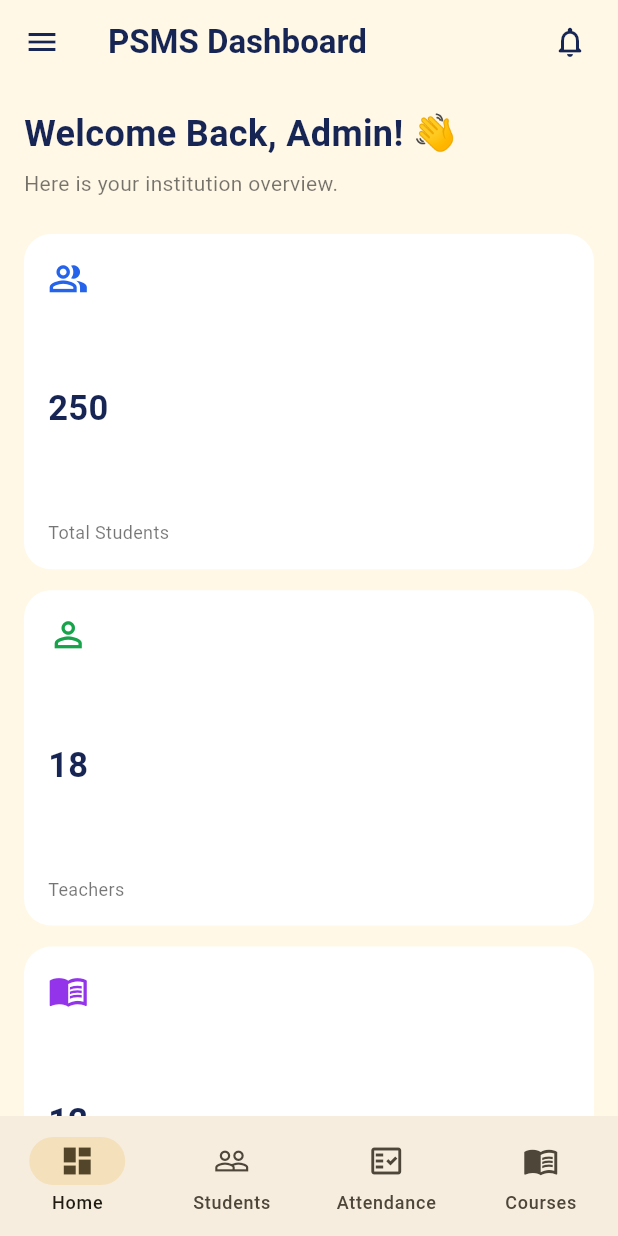
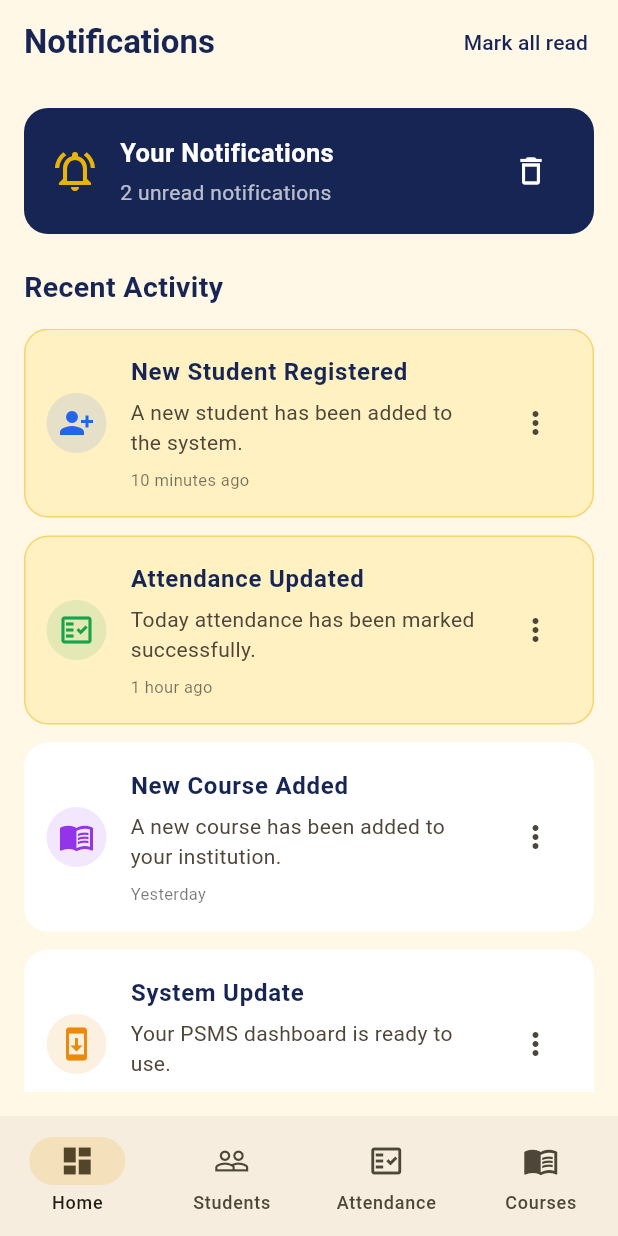
Before and after one commit to faraaz-ahmmed/professional-student-management-system, a Flutter app: the screen it shows after launch, after a tap on "Login", after a tap on the "notifications none" icon, on a phone screen of 412 x 824 dp. Run offline on Flutter 3.47's test engine with Material 3 defaults, Android fonts, the phone set to English and light mode, and no system bars.

Commit message:
notifications screen add

```diff
--- a/lib/views/dashboard/dashboard_screen.dart
+++ b/lib/views/dashboard/dashboard_screen.dart
@@ -6,6 +6,7 @@ import '../students/student_management_screen.dart';
 import '../attendance/attendance_screen.dart';
 import '../courses/courses_screen.dart';
 import '../reports/reports_screen.dart';
+import '../notifications/notifications_screen.dart';
 
 class DashboardScreen extends StatefulWidget {
   const DashboardScreen({super.key});
@@ -23,6 +24,7 @@ class _DashboardScreenState extends State<DashboardScreen> {
     'Attendance',
     'Courses',
     'Reports',
+    'Notifications',
   ];
 
   final List<IconData> icons = [
@@ -31,14 +33,7 @@ class _DashboardScreenState extends State<DashboardScreen> {
     Icons.fact_check_outlined,
     Icons.menu_book_outlined,
     Icons.bar_chart_outlined,
-  ];
-
-  final List<Widget> pages = const [
-    SizedBox.shrink(),
-    StudentManagementScreen(),
-    AttendanceScreen(),
-    CoursesScreen(),
-    ReportsScreen(),
+    Icons.notifications_none,
   ];
 
   void selectPage(int index) {
@@ -60,18 +55,16 @@ class _DashboardScreenState extends State<DashboardScreen> {
                   ),
                   actions: [
                     IconButton(
-                      onPressed: () {},
+                      onPressed: () => selectPage(5),
                       icon: const Icon(Icons.notifications_none_rounded),
                     ),
                     const SizedBox(width: 8),
                   ],
                 )
               : null,
-
           drawer: !isDesktop && selectedIndex == 0
               ? _buildDrawer()
               : null,
-
           body: isDesktop
               ? Row(
                   children: [
@@ -80,7 +73,6 @@ class _DashboardScreenState extends State<DashboardScreen> {
                   ],
                 )
               : _buildPages(),
-
           bottomNavigationBar: isDesktop
               ? null
               : NavigationBar(
@@ -117,9 +109,13 @@ class _DashboardScreenState extends State<DashboardScreen> {
   Widget _buildPages() {
     return IndexedStack(
       index: selectedIndex,
-      children: [
-        _buildDashboard(),
-        ...pages.skip(1),
+      children: const [
+        _DashboardHome(),
+        StudentManagementScreen(),
+        AttendanceScreen(),
+        CoursesScreen(),
+        ReportsScreen(),
+        NotificationsScreen(),
       ],
     );
   }
@@ -159,10 +155,8 @@ class _DashboardScreenState extends State<DashboardScreen> {
               ),
             ),
             const Divider(color: Colors.white24),
-
             for (int i = 0; i < titles.length; i++)
               _navigationItem(i),
-
             const Spacer(),
             const Divider(color: Colors.white24),
             ListTile(
@@ -270,8 +264,13 @@ class _DashboardScreenState extends State<DashboardScreen> {
       (route) => false,
     );
   }
+}
 
-  Widget _buildDashboard() {
+class _DashboardHome extends StatelessWidget {
+  const _DashboardHome();
+
+  @override
+  Widget build(BuildContext context) {
     return LayoutBuilder(
       builder: (context, constraints) {
         final width = constraints.maxWidth;
@@ -300,7 +299,6 @@ class _DashboardScreenState extends State<DashboardScreen> {
                     style: TextStyle(color: Colors.black54),
                   ),
                   const SizedBox(height: 24),
-
                   GridView.count(
                     crossAxisCount: columns,
                     shrinkWrap: true,
@@ -335,7 +333,6 @@ class _DashboardScreenState extends State<DashboardScreen> {
                       ),
                     ],
                   ),
-
                   const SizedBox(height: 28),
                   const Text(
                     'Quick Actions',
@@ -346,7 +343,6 @@ class _DashboardScreenState extends State<DashboardScreen> {
                     ),
                   ),
                   const SizedBox(height: 14),
-
                   Wrap(
                     spacing: 12,
                     runSpacing: 12,
@@ -354,26 +350,30 @@ class _DashboardScreenState extends State<DashboardScreen> {
                       _ActionCard(
                         icon: Icons.person_add_alt_1,
                         title: 'Students',
-                        onTap: () => selectPage(1),
+                        onTap: () => _openPage(context, 1),
                       ),
                       _ActionCard(
                         icon: Icons.fact_check_outlined,
                         title: 'Attendance',
-                        onTap: () => selectPage(2),
+                        onTap: () => _openPage(context, 2),
                       ),
                       _ActionCard(
                         icon: Icons.menu_book_outlined,
                         title: 'Courses',
-                        onTap: () => selectPage(3),
+                        onTap: () => _openPage(context, 3),
                       ),
                       _ActionCard(
                         icon: Icons.bar_chart_outlined,
                         title: 'Reports',
-                        onTap: () => selectPage(4),
+                        onTap: () => _openPage(context, 4),
+                      ),
+                      _ActionCard(
+                        icon: Icons.notifications_none,
+                        title: 'Notifications',
+                        onTap: () => _openPage(context, 5),
                       ),
                     ],
                   ),
-
                   const SizedBox(height: 28),
                   const Text(
                     'Recent Students',
@@ -384,7 +384,6 @@ class _DashboardScreenState extends State<DashboardScreen> {
                     ),
                   ),
                   const SizedBox(height: 12),
-
                   const _StudentTile(
                     name: 'Ali Ahmad',
                     rollNo: 'PSMS-001',
@@ -408,6 +407,12 @@ class _DashboardScreenState extends State<DashboardScreen> {
         );
       },
     );
+  }
+
+  void _openPage(BuildContext context, int index) {
+    final dashboardState =
+        context.findAncestorStateOfType<_DashboardScreenState>();
+    dashboardState?.selectPage(index);
   }
 }
 
--- /dev/null
+++ b/lib/views/notifications/notifications_screen.dart
@@ -0,0 +1,307 @@
+
+import 'package:flutter/material.dart';
+import '../../core/theme/app_theme.dart';
+
+class AppNotification {
+  final String title;
+  final String message;
+  final String time;
+  final IconData icon;
+  final Color color;
+  bool isRead;
+
+  AppNotification({
+    required this.title,
+    required this.message,
+    required this.time,
+    required this.icon,
+    required this.color,
+    this.isRead = false,
+  });
+}
+
+class NotificationsScreen extends StatefulWidget {
+  const NotificationsScreen({super.key});
+
+  @override
+  State<NotificationsScreen> createState() => _NotificationsScreenState();
+}
+
+class _NotificationsScreenState extends State<NotificationsScreen> {
+  final List<AppNotification> notifications = [
+    AppNotification(
+      title: 'New Student Registered',
+      message: 'A new student has been added to the system.',
+      time: '10 minutes ago',
+      icon: Icons.person_add_alt_1,
+      color: const Color(0xFF2563EB),
+    ),
+    AppNotification(
+      title: 'Attendance Updated',
+      message: 'Today attendance has been marked successfully.',
+      time: '1 hour ago',
+      icon: Icons.fact_check_outlined,
+      color: const Color(0xFF16A34A),
+    ),
+    AppNotification(
+      title: 'New Course Added',
+      message: 'A new course has been added to your institution.',
+      time: 'Yesterday',
+      icon: Icons.menu_book_outlined,
+      color: const Color(0xFF9333EA),
+      isRead: true,
+    ),
+    AppNotification(
+      title: 'System Update',
+      message: 'Your PSMS dashboard is ready to use.',
+      time: '2 days ago',
+      icon: Icons.system_update_outlined,
+      color: const Color(0xFFEA8A08),
+      isRead: true,
+    ),
+  ];
+
+  int get unreadCount =>
+      notifications.where((notification) => !notification.isRead).length;
+
+  void markAsRead(AppNotification notification) {
+    setState(() => notification.isRead = true);
+  }
+
+  void markAllAsRead() {
+    setState(() {
+      for (final notification in notifications) {
+        notification.isRead = true;
+      }
+    });
+  }
+
+  void deleteNotification(int index) {
+    setState(() => notifications.removeAt(index));
+  }
+
+  void clearAll() {
+    setState(() => notifications.clear());
+  }
+
+  @override
+  Widget build(BuildContext context) {
+    return Scaffold(
+      appBar: AppBar(
+        title: const Text(
+          'Notifications',
+          style: TextStyle(fontWeight: FontWeight.bold),
+        ),
+        actions: [
+          if (unreadCount > 0)
+            TextButton(
+              onPressed: markAllAsRead,
+              child: const Text(
+                'Mark all read',
+                style: TextStyle(color: AppTheme.navy),
+              ),
+            ),
+          const SizedBox(width: 8),
+        ],
+      ),
+      body: LayoutBuilder(
+        builder: (context, constraints) {
+          final isWide = constraints.maxWidth >= 700;
+
+          return Center(
+            child: ConstrainedBox(
+              constraints: const BoxConstraints(maxWidth: 900),
+              child: Padding(
+                padding: EdgeInsets.all(isWide ? 24 : 16),
+                child: Column(
+                  crossAxisAlignment: CrossAxisAlignment.start,
+                  children: [
+                    Container(
+                      width: double.infinity,
+                      padding: const EdgeInsets.all(18),
+                      decoration: BoxDecoration(
+                        color: AppTheme.navy,
+                        borderRadius: BorderRadius.circular(16),
+                      ),
+                      child: Row(
+                        children: [
+                          const Icon(
+                            Icons.notifications_active_outlined,
+                            color: AppTheme.primary,
+                            size: 32,
+                          ),
+                          const SizedBox(width: 14),
+                          Expanded(
+                            child: Column(
+                              crossAxisAlignment: CrossAxisAlignment.start,
+                              children: [
+                                const Text(
+                                  'Your Notifications',
+                                  style: TextStyle(
+                                    color: Colors.white,
+                                    fontSize: 17,
+                                    fontWeight: FontWeight.bold,
+                                  ),
+                                ),
+                                const SizedBox(height: 4),
+                                Text(
+                                  '$unreadCount unread notifications',
+                                  style: const TextStyle(
+                                    color: Colors.white70,
+                                  ),
+                                ),
+                              ],
+                            ),
+                          ),
+                          if (notifications.isNotEmpty)
+                            IconButton(
+                              onPressed: clearAll,
+                              tooltip: 'Clear all',
+                              icon: const Icon(
+                                Icons.delete_outline,
+                                color: Colors.white,
+                              ),
+                            ),
+                        ],
+                      ),
+                    ),
+                    const SizedBox(height: 22),
+                    const Text(
+                      'Recent Activity',
+                      style: TextStyle(
+                        fontSize: 19,
+                        fontWeight: FontWeight.bold,
+                        color: AppTheme.navy,
+                      ),
+                    ),
+                    const SizedBox(height: 14),
+                    Expanded(
+                      child: notifications.isEmpty
+                          ? const Center(
+                              child: Column(
+                                mainAxisAlignment: MainAxisAlignment.center,
+                                children: [
+                                  Icon(
+                                    Icons.notifications_off_outlined,
+                                    size: 55,
+                                    color: Colors.black26,
+                                  ),
+                                  SizedBox(height: 12),
+                                  Text(
+                                    'No notifications',
+                                    style: TextStyle(
+                                      color: Colors.black54,
+                                      fontSize: 16,
+                                    ),
+                                  ),
+                                ],
+                              ),
+                            )
+                          : ListView.builder(
+                              itemCount: notifications.length,
+                              itemBuilder: (context, index) {
+                                final notification = notifications[index];
+
+                                return _NotificationTile(
+                                  notification: notification,
+                                  onTap: () => markAsRead(notification),
+                                  onDelete: () => deleteNotification(index),
+                                );
+                              },
+                            ),
+                    ),
+                  ],
+                ),
+              ),
+            ),
+          );
+        },
+      ),
+    );
+  }
+}
+
+class _NotificationTile extends StatelessWidget {
+  final AppNotification notification;
+  final VoidCallback onTap;
+  final VoidCallback onDelete;
+
+  const _NotificationTile({
+    required this.notification,
+    required this.onTap,
+    required this.onDelete,
+  });
+
+  @override
+  Widget build(BuildContext context) {
+    return Container(
+      margin: const EdgeInsets.only(bottom: 12),
+      decoration: BoxDecoration(
+        color: notification.isRead
+            ? Colors.white
+            : const Color(0xFFFFF1C2),
+        borderRadius: BorderRadius.circular(16),
+        border: Border.all(
+          color: notification.isRead
+              ? Colors.transparent
+              : AppTheme.primary.withValues(alpha: 0.45),
+        ),
+      ),
+      child: ListTile(
+        contentPadding: const EdgeInsets.symmetric(
+          horizontal: 14,
+          vertical: 8,
+        ),
+        onTap: onTap,
+        leading: CircleAvatar(
+          backgroundColor: notification.color.withValues(alpha: 0.12),
+          child: Icon(notification.icon, color: notification.color),
+        ),
+        title: Text(
+          notification.title,
+          style: const TextStyle(
+            color: AppTheme.navy,
+            fontWeight: FontWeight.bold,
+          ),
+        ),
+        subtitle: Padding(
+          padding: const EdgeInsets.only(top: 5),
+          child: Column(
+            crossAxisAlignment: CrossAxisAlignment.start,
+            children: [
+              Text(notification.message),
+              const SizedBox(height: 7),
+              Text(
+                notification.time,
+                style: const TextStyle(
+                  fontSize: 11,
+                  color: Colors.black54,
+                ),
+              ),
+            ],
+          ),
+        ),
+        trailing: PopupMenuButton<String>(
+          onSelected: (value) {
+            if (value == 'read') {
+              onTap();
+            } else if (value == 'delete') {
+              onDelete();
+            }
+          },
+          itemBuilder: (context) => [
+            if (!notification.isRead)
+              const PopupMenuItem(
+                value: 'read',
+                child: Text('Mark as read'),
+              ),
+            const PopupMenuItem(
+              value: 'delete',
+              child: Text('Delete'),
+            ),
+          ],
+        ),
+      ),
+    );
+  }
+}
```
